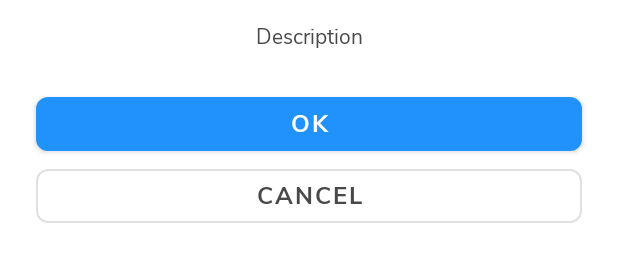
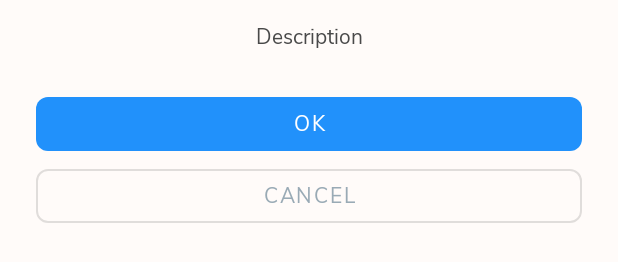
Before and after one commit to amalhanaja/dyahacademy-android, an Android app: the layout dialog_confirmation.xml on its own in the app's theme, with its tools: preview values and no code run, on a phone screen of 412 x 824 dp. Shown: the part 179-441 px from the top of the screen. Run offline under Robolectric (Android 15) with nearby library versions, the phone set to English and light mode, and no system bars.

Commit message:
Style: Add Button Style

```diff
--- /dev/null
+++ b/app/src/main/res/color/selector_btn_bg_color.xml
@@ -0,0 +1,5 @@
+<?xml version="1.0" encoding="utf-8"?>
+<selector xmlns:android="http://schemas.android.com/apk/res/android">
+    <item android:color="?attr/colorAccent" android:state_enabled="true" />
+    <item android:alpha="0.12" android:color="?attr/colorOnSurface" />
+</selector>
--- /dev/null
+++ b/app/src/main/res/color/selector_btn_outlined_ripple_color.xml
@@ -0,0 +1,8 @@
+<?xml version="1.0" encoding="utf-8"?>
+<selector xmlns:android="http://schemas.android.com/apk/res/android">
+    <item android:alpha="@dimen/ripple_pressed_alpha" android:color="?attr/colorAccent" android:state_pressed="true" />
+    <item android:alpha="@dimen/ripple_focused_alpha" android:color="?attr/colorAccent" android:state_focused="true" android:state_hovered="true" />
+    <item android:alpha="@dimen/ripple_focused_alpha" android:color="?attr/colorAccent" android:state_focused="true" />
+    <item android:alpha="@dimen/ripple_hovered_alpha" android:color="?attr/colorAccent" android:state_hovered="true" />
+    <item android:alpha="@dimen/ripple_default_alpha" android:color="?attr/colorAccent" />
+</selector>
--- /dev/null
+++ b/app/src/main/res/color/selector_btn_stroke_color.xml
@@ -0,0 +1,5 @@
+<?xml version="1.0" encoding="utf-8"?>
+<selector xmlns:android="http://schemas.android.com/apk/res/android">
+    <item android:color="@color/pewterBlue" android:state_checked="true" />
+    <item android:alpha="0.12" android:color="?attr/colorOnSurface" android:state_checked="false" />
+</selector>
--- a/app/src/main/res/layout/dialog_confirmation.xml
+++ b/app/src/main/res/layout/dialog_confirmation.xml
@@ -18,6 +18,7 @@
         app:layout_constraintTop_toTopOf="parent"
         app:layout_constraintVertical_chainStyle="packed"
         tools:srcCompat="@drawable/ic_check_circle"
+        android:contentDescription="@string/text_Confirmation_Icon"
         tools:tint="@color/dodgerBlue" />
 
     <com.google.android.material.textview.MaterialTextView
@@ -60,10 +61,6 @@
         android:layout_marginStart="@dimen/spacing_6"
         android:layout_marginTop="@dimen/spacing_6"
         android:layout_marginEnd="@dimen/spacing_6"
-        android:textSize="@dimen/font_size_lg"
-        android:textStyle="bold"
-        app:backgroundTint="@color/dodgerBlue"
-        app:cornerRadius="@dimen/radius_lg"
         app:layout_constraintBottom_toTopOf="@+id/mb_confirmation_cancel"
         app:layout_constraintEnd_toEndOf="parent"
         app:layout_constraintStart_toStartOf="parent"
@@ -78,10 +75,6 @@
         android:layout_marginStart="@dimen/spacing_6"
         android:layout_marginEnd="@dimen/spacing_6"
         android:layout_marginBottom="@dimen/spacing_6"
-        android:textColor="@color/outerSpace"
-        android:textSize="@dimen/font_size_lg"
-        android:textStyle="bold"
-        app:cornerRadius="@dimen/radius_lg"
         app:layout_constraintBottom_toBottomOf="parent"
         app:layout_constraintEnd_toEndOf="parent"
         app:layout_constraintStart_toStartOf="parent"
--- a/app/src/main/res/navigation/app_graph.xml
+++ b/app/src/main/res/navigation/app_graph.xml
@@ -78,7 +78,7 @@
         android:id="@+id/confirmationDialogFragment"
         android:name="com.amalcodes.dyahacademy.android.component.ConfirmationDialogFragment"
         android:label="dialog_finish_quiz_confirmation"
-        tools:layout="@layout/dialog_finish_quiz_confirmation" />
+        tools:layout="@layout/dialog_confirmation" />
     <action
         android:id="@+id/action_global_confirmationDialogFragment"
         app:destination="@id/confirmationDialogFragment" />
--- a/app/src/main/res/values/dimens.xml
+++ b/app/src/main/res/values/dimens.xml
@@ -38,4 +38,10 @@
     <dimen name="elevation_3">8dp</dimen>
     <dimen name="video_size">204dp</dimen>
     <!-- Elevation -->
+
+
+    <item name="ripple_default_alpha" format="float" type="dimen">0.00</item>
+    <item name="ripple_focused_alpha" format="float" type="dimen">0.12</item>
+    <item name="ripple_hovered_alpha" format="float" type="dimen">0.04</item>
+    <item name="ripple_pressed_alpha" format="float" type="dimen">0.12</item>
 </resources>
--- a/app/src/main/res/values/strings.xml
+++ b/app/src/main/res/values/strings.xml
@@ -5,4 +5,5 @@
     <string name="text_Quiz">Quiz</string>
     <string name="text_Video">Video</string>
     <string name="text_By_colon">By : %1$s</string>
+    <string name="text_Confirmation_Icon">Confirmation Icon</string>
 </resources>
--- a/app/src/main/res/values/styles.xml
+++ b/app/src/main/res/values/styles.xml
@@ -11,6 +11,22 @@
         <item name="android:windowLightNavigationBar" tools:targetApi="o_mr1">false</item>
         <item name="android:fontFamily">@font/nunito_sans</item>
         <item name="android:font" tools:targetApi="o">@font/nunito_sans</item>
+        <item name="android:windowBackground">@color/snow</item>
+        <item name="buttonStyle">@style/AppTheme.Button</item>
+        <item name="materialButtonStyle">@style/AppTheme.Button</item>
+        <item name="materialButtonOutlinedStyle">@style/AppTheme.Button.OutlinedButton</item>
+    </style>
+
+    <style name="AppTheme.Button" parent="Widget.MaterialComponents.Button.UnelevatedButton">
+        <item name="backgroundTint">@color/selector_btn_bg_color</item>
+        <item name="cornerRadius">@dimen/radius_lg</item>
+    </style>
+
+    <style name="AppTheme.Button.OutlinedButton" parent="Widget.MaterialComponents.Button.OutlinedButton">
+        <item name="cornerRadius">@dimen/radius_lg</item>
+        <item name="strokeColor">@color/selector_btn_stroke_color</item>
+        <item name="android:textColor">@color/pewterBlue</item>
+        <item name="rippleColor">@color/selector_btn_outlined_ripple_color</item>
     </style>
 
 </resources>
```
